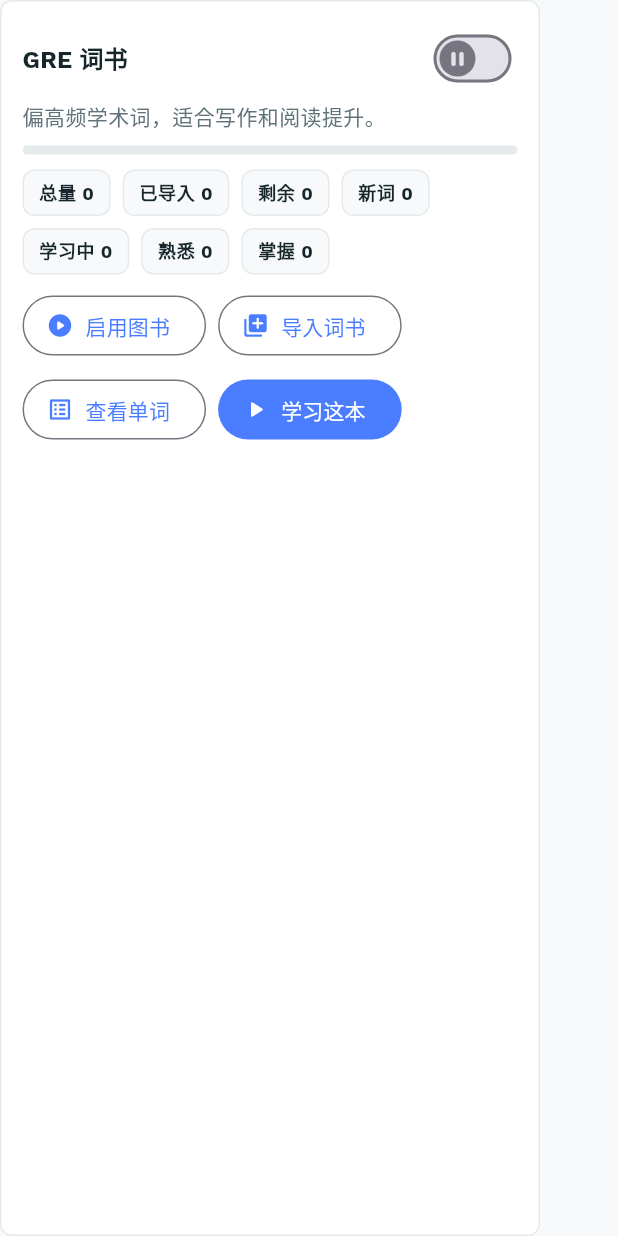
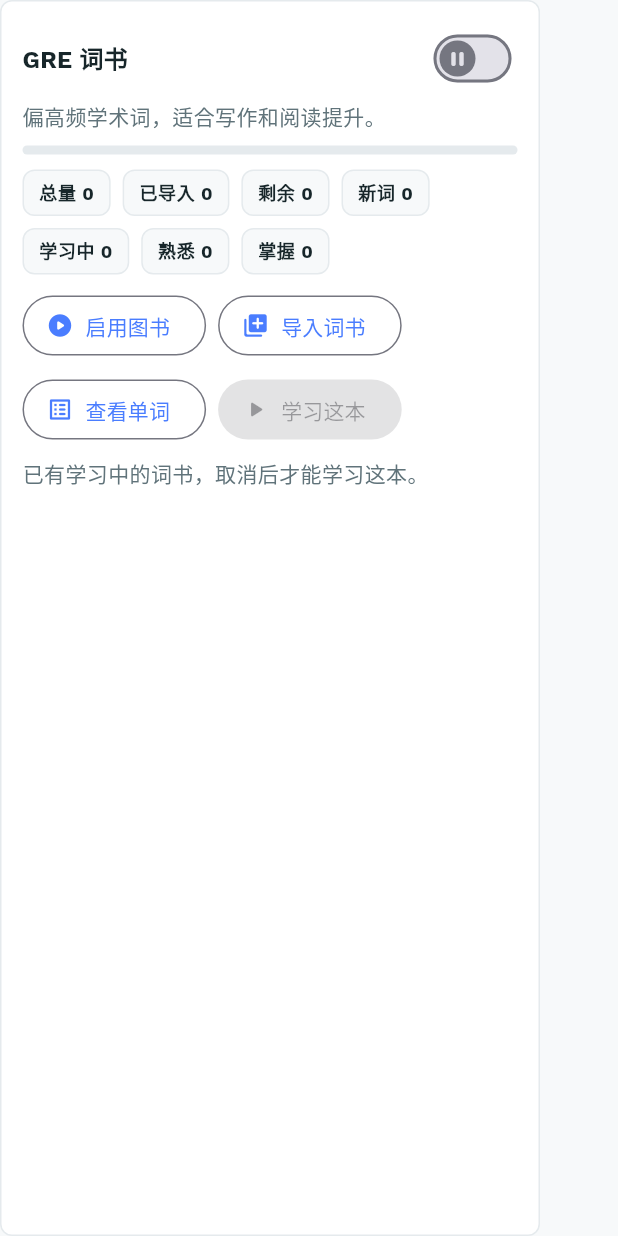
Before and after one commit to 565bnjsg6p-tech/recite-gre-app, a Flutter app: the _WordBookStatsTile widget shown alone on an empty page, opened directly with empty values, on a phone screen of 412 x 824 dp. Run offline on Flutter 3.47's test engine with Material 3 defaults, Android fonts, the phone set to English and light mode, and no system bars; our stand-ins replace drift, drift_flutter, shared_preferences, supabase_flutter; missing offline and left inert: dart:html; accounts and stored records are empty; generated files the repository leaves out were written again.

Commit message:
Lock learning to one word book

```diff
--- a/lib/src/ui/pages/word_input_page.dart
+++ b/lib/src/ui/pages/word_input_page.dart
@@ -10,9 +10,16 @@
 import '../widgets/section_card.dart';
 
 class WordInputPage extends StatefulWidget {
-  const WordInputPage({super.key, required this.onStartBook});
+  const WordInputPage({
+    super.key,
+    required this.activeStudyBookKey,
+    required this.onStartBook,
+    required this.onCancelBook,
+  });
 
+  final String? activeStudyBookKey;
   final void Function(String bookKey, String bookLabel) onStartBook;
+  final VoidCallback onCancelBook;
 
   @override
   State<WordInputPage> createState() => _WordInputPageState();
@@ -172,6 +179,7 @@
               const SizedBox(height: 12),
               _WordBookStatsList(
                 selectedBookKey: _bookKey,
+                activeStudyBookKey: widget.activeStudyBookKey,
                 statsFuture: store.getWordBookStats(),
                 onSelect: (bookKey) {
                   setState(() => _bookKey = bookKey);
@@ -181,6 +189,7 @@
                 onImport: (bookKey) => _importBook(store, bookKey),
                 onStartBook: (bookKey, bookLabel) =>
                     widget.onStartBook(bookKey, bookLabel),
+                onCancelBook: widget.onCancelBook,
                 onDetails: (stats) =>
                     _showWordBookDetails(context, stats: stats, store: store),
               ),
@@ -282,6 +291,9 @@
 
   Future<void> _toggleBook(AppStore store, String bookKey, bool enabled) async {
     await store.setWordBookEnabled(bookKey, enabled);
+    if (!enabled && widget.activeStudyBookKey == bookKey) {
+      widget.onCancelBook();
+    }
     if (!mounted) {
       return;
     }
@@ -314,6 +326,10 @@
     required WordBookStats stats,
     required AppStore store,
   }) {
+    final isActiveStudyBook = widget.activeStudyBookKey == stats.book.key;
+    final hasActiveStudyBook = widget.activeStudyBookKey != null;
+    final canStartStudy =
+        !hasActiveStudyBook && stats.enabled && stats.newWords > 0;
     return showModalBottomSheet<void>(
       context: context,
       isScrollControlled: true,
@@ -341,17 +357,26 @@
                     ),
                   ),
                   FilledButton.icon(
-                    onPressed: stats.newWords == 0 || !stats.enabled
-                        ? null
-                        : () {
+                    onPressed: isActiveStudyBook
+                        ? () {
+                            Navigator.pop(context);
+                            widget.onCancelBook();
+                          }
+                        : canStartStudy
+                        ? () {
                             Navigator.pop(context);
                             widget.onStartBook(
                               stats.book.key,
                               stats.book.shortLabel,
                             );
-                          },
-                    icon: const Icon(Icons.play_arrow_rounded),
-                    label: const Text('学习这本'),
+                          }
+                        : null,
+                    icon: Icon(
+                      isActiveStudyBook
+                          ? Icons.close_rounded
+                          : Icons.play_arrow_rounded,
+                    ),
+                    label: Text(isActiveStudyBook ? '取消学习' : '学习这本'),
                   ),
                 ],
               ),
@@ -413,20 +438,24 @@
 class _WordBookStatsList extends StatelessWidget {
   const _WordBookStatsList({
     required this.selectedBookKey,
+    required this.activeStudyBookKey,
     required this.statsFuture,
     required this.onSelect,
     required this.onToggle,
     required this.onImport,
     required this.onStartBook,
+    required this.onCancelBook,
     required this.onDetails,
   });
 
   final String selectedBookKey;
+  final String? activeStudyBookKey;
   final Future<List<WordBookStats>> statsFuture;
   final ValueChanged<String> onSelect;
   final void Function(String bookKey, bool enabled) onToggle;
   final ValueChanged<String> onImport;
   final void Function(String bookKey, String bookLabel) onStartBook;
+  final VoidCallback onCancelBook;
   final ValueChanged<WordBookStats> onDetails;
 
   @override
@@ -462,13 +491,13 @@
                   _WordBookStatsTile(
                     stats: item,
                     selected: item.book.key == selectedBookKey,
+                    activeStudyBookKey: activeStudyBookKey,
                     onSelect: () => onSelect(item.book.key),
                     onToggle: (enabled) => onToggle(item.book.key, enabled),
                     onImport: () => onImport(item.book.key),
-                    onStartBook: item.newWords == 0 || !item.enabled
-                        ? null
-                        : () =>
-                              onStartBook(item.book.key, item.book.shortLabel),
+                    onStartBook: () =>
+                        onStartBook(item.book.key, item.book.shortLabel),
+                    onCancelBook: onCancelBook,
                     onDetails: () => onDetails(item),
                   ),
               ],
@@ -484,25 +513,48 @@
   const _WordBookStatsTile({
     required this.stats,
     required this.selected,
+    required this.activeStudyBookKey,
     required this.onSelect,
     required this.onToggle,
     required this.onImport,
     required this.onStartBook,
+    required this.onCancelBook,
     required this.onDetails,
   });
 
   final WordBookStats stats;
   final bool selected;
+  final String? activeStudyBookKey;
   final VoidCallback onSelect;
   final ValueChanged<bool> onToggle;
   final VoidCallback onImport;
-  final VoidCallback? onStartBook;
+  final VoidCallback onStartBook;
+  final VoidCallback onCancelBook;
   final VoidCallback onDetails;
 
   @override
   Widget build(BuildContext context) {
-    final borderColor = selected ? ReciteColors.blue : ReciteColors.line;
-    final backgroundColor = selected
+    final isActiveStudyBook = activeStudyBookKey == stats.book.key;
+    final hasActiveStudyBook = activeStudyBookKey != null;
+    final canStartStudy =
+        !hasActiveStudyBook && stats.enabled && stats.newWords > 0;
+    final studyButtonPressed = isActiveStudyBook
+        ? onCancelBook
+        : canStartStudy
+        ? onStartBook
+        : null;
+    final studyButtonIcon = isActiveStudyBook
+        ? Icons.close_rounded
+        : Icons.play_arrow_rounded;
+    final studyButtonLabel = isActiveStudyBook ? '取消学习' : '学习这本';
+    final borderColor = isActiveStudyBook
+        ? ReciteColors.teal
+        : selected
+        ? ReciteColors.blue
+        : ReciteColors.line;
+    final backgroundColor = isActiveStudyBook
+        ? ReciteColors.teal.withValues(alpha: 0.07)
+        : selected
         ? ReciteColors.blue.withValues(alpha: 0.06)
         : Colors.white;
 
@@ -516,7 +568,10 @@
           decoration: BoxDecoration(
             color: backgroundColor,
             borderRadius: BorderRadius.circular(8),
-            border: Border.all(color: borderColor, width: selected ? 1.4 : 1),
+            border: Border.all(
+              color: borderColor,
+              width: isActiveStudyBook || selected ? 1.4 : 1,
+            ),
           ),
           child: Column(
             crossAxisAlignment: CrossAxisAlignment.start,
@@ -531,6 +586,15 @@
                       ),
                     ),
                   ),
+                  if (isActiveStudyBook)
+                    Chip(
+                      label: const Text('学习中'),
+                      side: BorderSide.none,
+                      backgroundColor: ReciteColors.teal.withValues(
+                        alpha: 0.14,
+                      ),
+                    ),
+                  if (isActiveStudyBook) const SizedBox(width: 8),
                   Switch(
                     value: stats.enabled,
                     onChanged: onToggle,
@@ -594,12 +658,19 @@
                     label: const Text('查看单词'),
                   ),
                   FilledButton.icon(
-                    onPressed: onStartBook,
-                    icon: const Icon(Icons.play_arrow_rounded),
-                    label: const Text('学习这本'),
+                    onPressed: studyButtonPressed,
+                    icon: Icon(studyButtonIcon),
+                    label: Text(studyButtonLabel),
                   ),
                 ],
               ),
+              if (hasActiveStudyBook && !isActiveStudyBook) ...[
+                const SizedBox(height: 8),
+                const Text(
+                  '已有学习中的词书，取消后才能学习这本。',
+                  style: TextStyle(color: ReciteColors.muted),
+                ),
+              ],
             ],
           ),
         ),
```
Also changed, not shown: lib/src/ui/app_shell.dart (+16 -2 lines).
